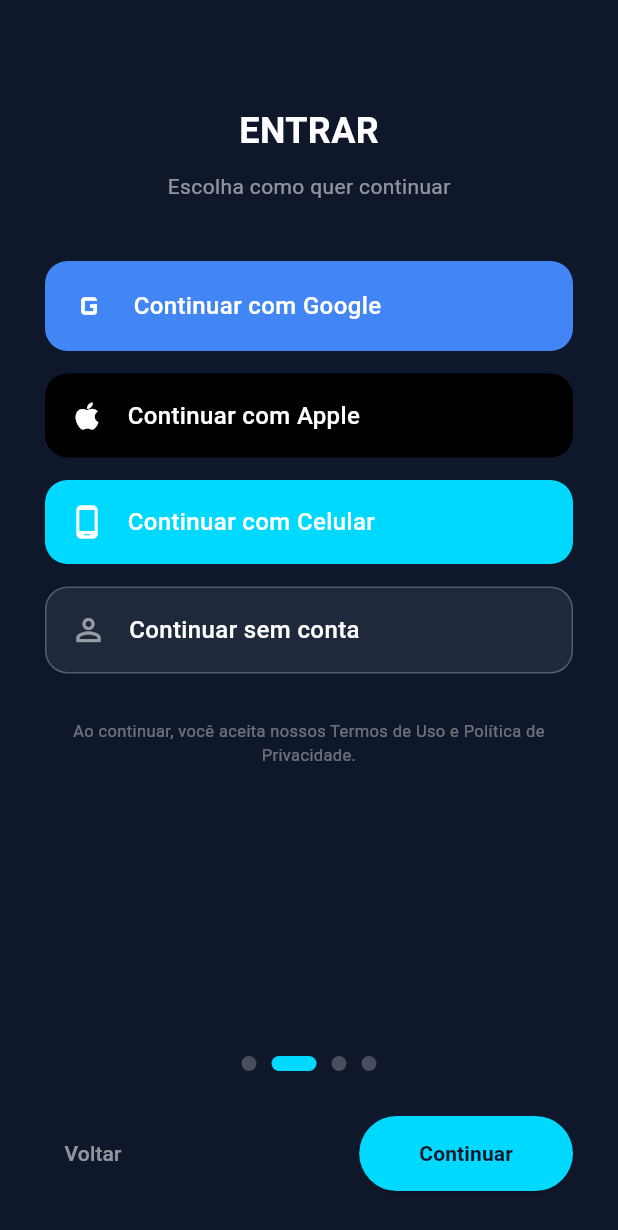
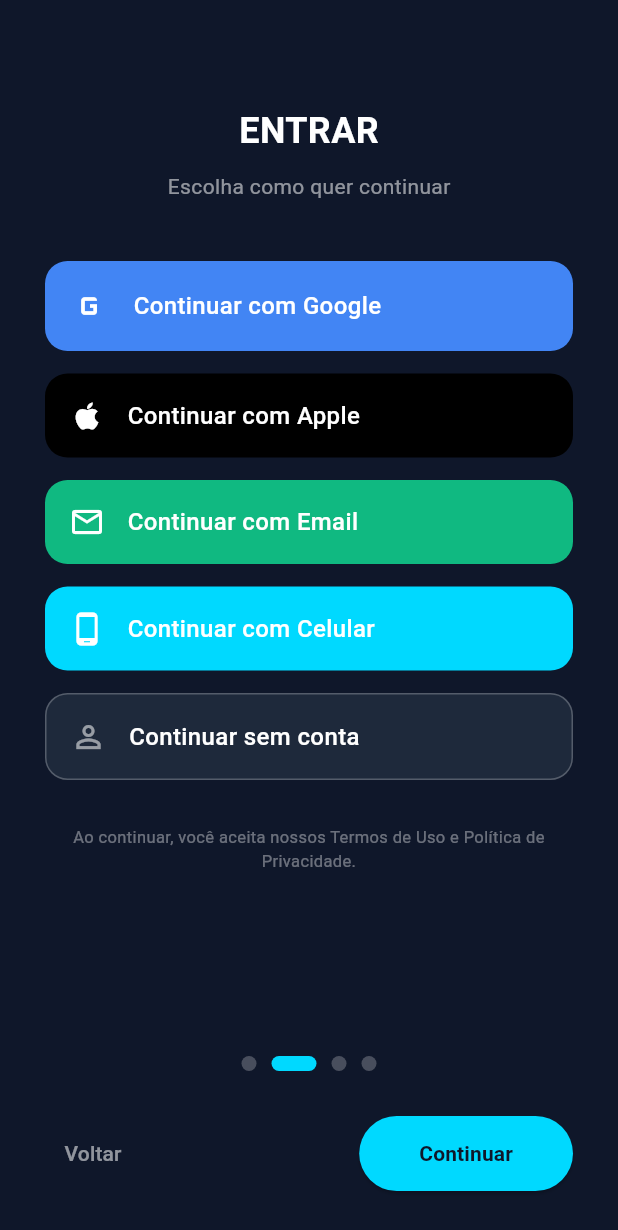
Before and after one commit to TerribleGeorge/Mentor_Financeiro, a Flutter app: the screen it shows after launch, after a tap on "Continuar", on a phone screen of 412 x 824 dp. Shown: the top 1230 px of the screen. Run offline on Flutter 3.47's test engine with Material 3 defaults, Android fonts, the phone set to English and light mode, and no system bars; our stand-ins replace cloud_firestore, firebase_analytics, firebase_auth, firebase_core, firebase_messaging, fl_chart and 6 more; missing offline and left inert: purchases_flutter; accounts and stored records are empty.

Commit message:
feat: login por email e RevenueCat via .env
Made-with: Cursor

```diff
--- a/mentor_financeiro/lib/main.dart
+++ b/mentor_financeiro/lib/main.dart
@@ -1,8 +1,10 @@
 import 'package:flutter/material.dart';
+import 'package:flutter/foundation.dart';
 import 'package:firebase_core/firebase_core.dart';
 import 'package:firebase_analytics/firebase_analytics.dart';
 import 'package:purchases_flutter/purchases_flutter.dart';
 import 'package:provider/provider.dart';
+import 'package:flutter_dotenv/flutter_dotenv.dart';
 import 'firebase_options.dart';
 import 'services/firebase_service.dart';
 import 'services/app_theme_controller.dart';
@@ -11,15 +13,29 @@ import 'app_pages.dart';
 
 FirebaseAnalytics analytics = FirebaseAnalytics.instance;
 
-const String revenueCatApiKey = 'test_pibcZvswDiwSwzDHpGIrBKIkNLZ';
+// Fallbacks caso .env não esteja configurado.
+const String revenueCatAndroidApiKey = 'test_pibcZvswDiwSwzDHpGIrBKIkNLZ';
+const String revenueCatIosApiKey = 'test_pibcZvswDiwSwzDHpGIrBKIkNLZ';
 const String mentorProEntitlementId = 'Mentor Financeiro Pro';
 
 final themeController = AppThemeController();
 
 Future<void> initializeRevenueCat(String? uid) async {
+  if (kIsWeb) {
+    // RevenueCat não é suportado no Flutter Web neste app.
+    return;
+  }
+
   await Purchases.setLogLevel(LogLevel.debug);
 
-  final configuration = PurchasesConfiguration(revenueCatApiKey);
+  final envAndroid = dotenv.env['REVENUECAT_ANDROID_API_KEY']?.trim();
+  final envIos = dotenv.env['REVENUECAT_IOS_API_KEY']?.trim();
+
+  final apiKey = defaultTargetPlatform == TargetPlatform.iOS
+      ? (envIos?.isNotEmpty == true ? envIos! : revenueCatIosApiKey)
+      : (envAndroid?.isNotEmpty == true ? envAndroid! : revenueCatAndroidApiKey);
+
+  final configuration = PurchasesConfiguration(apiKey);
   await Purchases.configure(configuration);
 
   if (uid != null) {
@@ -53,6 +69,12 @@ Future<void> verificarStatusAssinatura() async {
 
 void main() async {
   WidgetsFlutterBinding.ensureInitialized();
+
+  try {
+    await dotenv.load(fileName: '.env');
+  } catch (e) {
+    debugPrint('dotenv ERRO: $e');
+  }
 
   try {
     await Firebase.initializeApp(
--- a/mentor_financeiro/lib/services/firebase_service.dart
+++ b/mentor_financeiro/lib/services/firebase_service.dart
@@ -234,6 +234,40 @@ class FirebaseService {
       return userCredential.user;
     } catch (e) {
       if (kDebugMode) debugPrint("Erro no login anônim: $e");
+      return null;
+    }
+  }
+
+  // Login com e-mail e senha (Firebase Auth)
+  static Future<User?> loginEmailSenha({
+    required String email,
+    required String senha,
+  }) async {
+    try {
+      final cred = await _auth.signInWithEmailAndPassword(
+        email: email.trim(),
+        password: senha,
+      );
+      return cred.user;
+    } catch (e) {
+      if (kDebugMode) debugPrint("Erro no login email/senha: $e");
+      return null;
+    }
+  }
+
+  // Cadastro com e-mail e senha (Firebase Auth)
+  static Future<User?> cadastrarEmailSenha({
+    required String email,
+    required String senha,
+  }) async {
+    try {
+      final cred = await _auth.createUserWithEmailAndPassword(
+        email: email.trim(),
+        password: senha,
+      );
+      return cred.user;
+    } catch (e) {
+      if (kDebugMode) debugPrint("Erro no cadastro email/senha: $e");
       return null;
     }
   }
```
Also changed, not shown: mentor_financeiro/lib/pages/tela_login.dart (+87 -0 lines).
